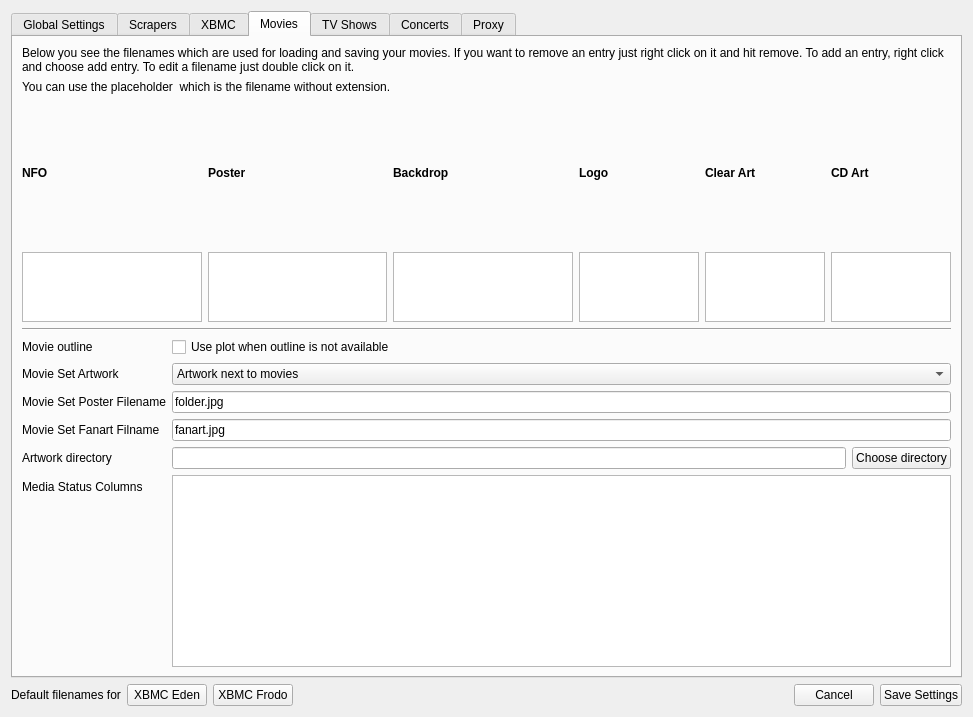
This is settings/SettingsWidget.ui in Komet/MediaElch as Qt 5 draws it before an edit. The edited form follows.
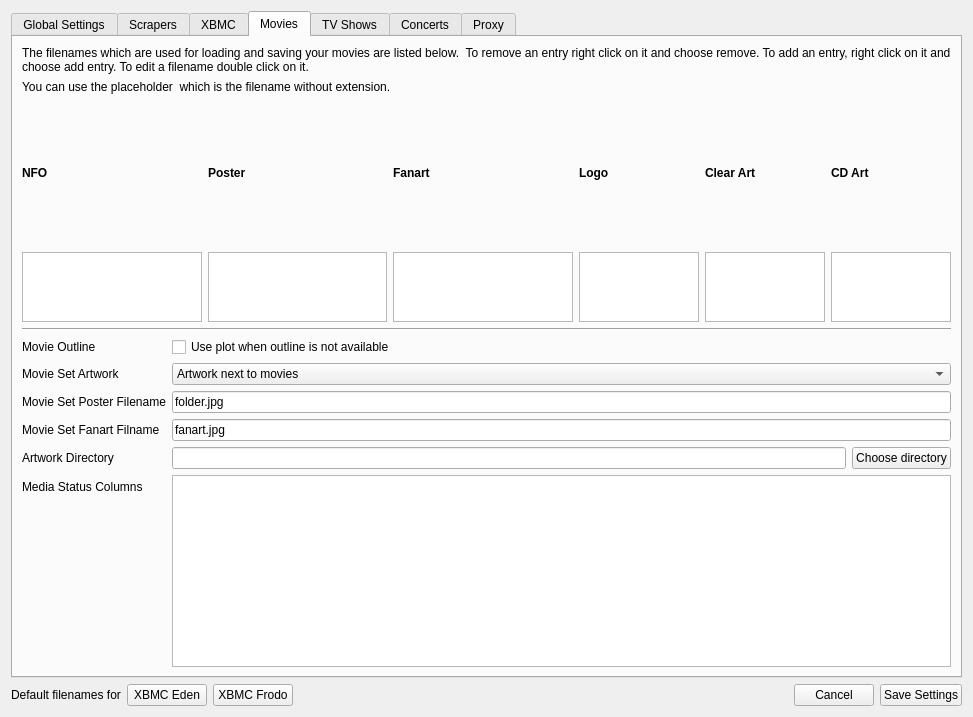
This is the edited form. The open tabs and pages were chosen to show the change. Icons and pictures are not drawn. Custom widgets are drawn as their Qt base class.

```diff
--- a/settings/SettingsWidget.ui
+++ b/settings/SettingsWidget.ui
@@ -341,7 +341,7 @@
        <item>
         <widget class="QLabel" name="label_43">
          <property name="text">
-          <string>Below you see the filenames which are used for loading and saving your movies. If you want to remove an entry just right click on it and hit remove. To add an entry, right click and choose add entry. To edit a filename just double click on it.</string>
+          <string>The filenames which are used for loading and saving your movies are listed below.  To remove an entry right click on it and choose remove. To add an entry, right click on it and choose add entry. To edit a filename double click on it.</string>
          </property>
          <property name="wordWrap">
           <bool>true</bool>
@@ -392,7 +392,7 @@
             </font>
            </property>
            <property name="text">
-            <string>Backdrop</string>
+            <string>Fanart</string>
            </property>
           </widget>
          </item>
@@ -527,7 +527,7 @@
          <item row="4" column="0">
           <widget class="QLabel" name="labelMovieSetArtworkDir">
            <property name="text">
-            <string>Artwork directory</string>
+            <string>Artwork Directory</string>
            </property>
           </widget>
          </item>
@@ -562,7 +562,7 @@
          <item row="0" column="0">
           <widget class="QLabel" name="label_12">
            <property name="text">
-            <string>Movie outline</string>
+            <string>Movie Outline</string>
            </property>
           </widget>
          </item>
```
Left out of the diff: 14 changed lines with no effect on the pictures.
